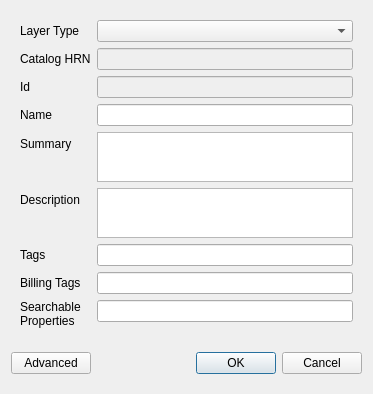
This is XYZHubConnector/xyz_qgis/gui/ui/edit_iml_space_dialog.ui in heremaps/xyz-qgis-plugin as Qt 5 draws it before an edit. The edited form follows.
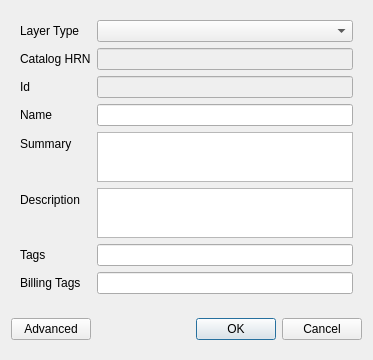
This is the edited form.

Commit message: remove searchable_properties as it is advanced feature

Diff of the .ui file:
```diff
--- a/XYZHubConnector/xyz_qgis/gui/ui/edit_iml_space_dialog.ui
+++ b/XYZHubConnector/xyz_qgis/gui/ui/edit_iml_space_dialog.ui
@@ -159,17 +159,6 @@
       <item row="7" column="1">
        <widget class="QLineEdit" name="lineEdit_billing_tags"/>
       </item>
-      <item row="8" column="0">
-       <widget class="QLabel" name="label_9">
-        <property name="text">
-         <string>Searchable
-Properties</string>
-        </property>
-       </widget>
-      </item>
-      <item row="8" column="1">
-       <widget class="QLineEdit" name="lineEdit_searchable_properties"/>
-      </item>
      </layout>
     </widget>
    </item>
```
Left out of the diff: 1 changed line with no effect on the pictures. The commit also changes 1 other file.
